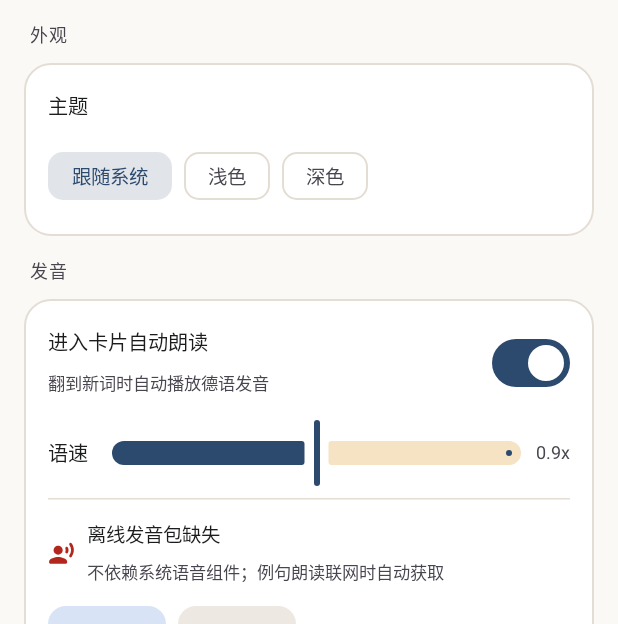
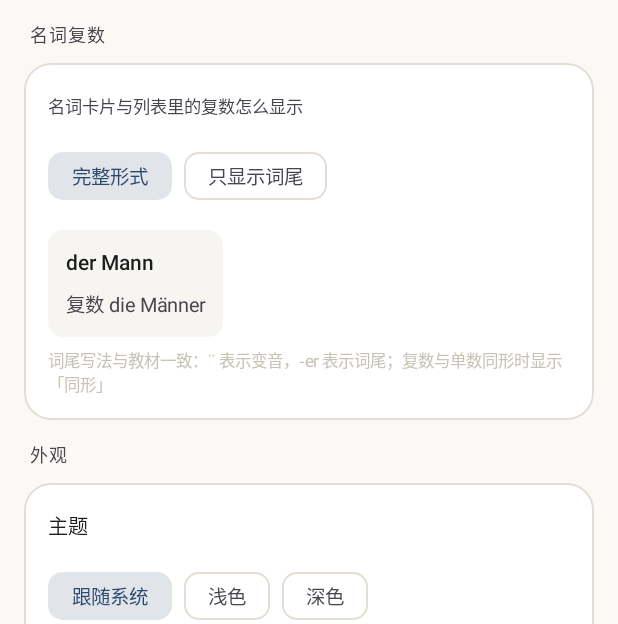
Before and after one commit to ntlaoshi/wortschatz, an Android app built with Jetpack Compose: the composable SettingsScreen shown on its own in the app's theme, scrolled down 576 dp, on a phone screen of 412 x 824 dp, the part 612-1236 px from its top. Run offline under Robolectric (Android 15) with nearby library versions, the light colour scheme and no system bars.

Commit message:
feat: 复数显示支持完整形式 / 教材式词尾切换
- 新增 PluralStyle 枚举，Word.pluralNote(style) 与 grammarNote(style) 按样式输出
- 词尾算法：去冠词后折叠变音求公共词干，余下为词尾；词干含新增变音则前置 ¨；
  复数同形输出「同形」，仅变音输出「¨」，无公共前缀时退回完整形式
- 设置新增「名词复数」分区，两个选项 + 实时预览，写入偏好持久化
- 卡片正反面、查词/收藏列表、书内词表、学习记录、拼写测试、详情页全部跟随设置

版本 1.10 (versionCode 11)

```diff
--- a/app/build.gradle.kts
+++ b/app/build.gradle.kts
@@ -23,8 +23,8 @@ android {
         applicationId = "de.wortschatz.app"
         minSdk = 26
         targetSdk = 35
-        versionCode = 10
-        versionName = "1.9"
+        versionCode = 11
+        versionName = "1.10"
         vectorDrawables { useSupportLibrary = true }
     }
 
--- a/app/src/main/java/de/wortschatz/app/AppViewModel.kt
+++ b/app/src/main/java/de/wortschatz/app/AppViewModel.kt
@@ -9,6 +9,7 @@ import androidx.lifecycle.AndroidViewModel
 import androidx.lifecycle.viewModelScope
 import de.wortschatz.app.data.Calendar0
 import de.wortschatz.app.data.OnlineDict
+import de.wortschatz.app.data.PluralStyle
 import de.wortschatz.app.data.Progress
 import de.wortschatz.app.data.Rating
 import de.wortschatz.app.data.SeedLoader
@@ -61,6 +62,14 @@ class AppViewModel(app: Application) : AndroidViewModel(app) {
     /** 学完一轮后是否进入拼写测试 */
     var spellTestEnabled by mutableStateOf(prefs.getBoolean(KEY_SPELL_TEST, true))
         private set
+
+    /** 复数展示：false = 完整形式（die Männer），true = 教材式词尾（¨-er） */
+    var pluralSuffixOnly by mutableStateOf(prefs.getBoolean(KEY_PLURAL_SUFFIX, false))
+        private set
+
+    /** 供界面直接使用的复数展示方式 */
+    val pluralStyle: PluralStyle
+        get() = if (pluralSuffixOnly) PluralStyle.SUFFIX else PluralStyle.FULL
 
     // ---- 查词
     var query by mutableStateOf("")
@@ -620,6 +629,12 @@ class AppViewModel(app: Application) : AndroidViewModel(app) {
         prefs.edit().putBoolean(KEY_SPELL_TEST, v).apply()
     }
 
+    /** 切换复数展示方式：完整形式 / 教材式词尾 */
+    fun updatePluralSuffixOnly(v: Boolean) {
+        pluralSuffixOnly = v
+        prefs.edit().putBoolean(KEY_PLURAL_SUFFIX, v).apply()
+    }
+
     fun updateAutoSpeak(v: Boolean) {
         autoSpeak = v
         prefs.edit().putBoolean(KEY_AUTO_SPEAK, v).apply()
@@ -711,6 +726,7 @@ class AppViewModel(app: Application) : AndroidViewModel(app) {
         private const val KEY_SPEED = "tts_speed"
         private const val KEY_THEME = "theme_mode"
         private const val KEY_SPELL_TEST = "spell_test"
+        private const val KEY_PLURAL_SUFFIX = "plural_suffix_only"
         private const val KEY_BOOKS = "custom_books"
         private const val KEY_CURRENT_BOOK = "current_book_id"
         val ALL_LEVELS = listOf("A1", "A2", "B1", "B2")
--- a/app/src/main/java/de/wortschatz/app/ui/BookDetailScreen.kt
+++ b/app/src/main/java/de/wortschatz/app/ui/BookDetailScreen.kt
@@ -46,6 +46,7 @@ import androidx.compose.ui.text.style.TextOverflow
 import androidx.compose.ui.unit.dp
 import androidx.compose.ui.unit.sp
 import de.wortschatz.app.AppViewModel
+import de.wortschatz.app.data.PluralStyle
 import de.wortschatz.app.data.Word
 import de.wortschatz.app.ui.theme.ExtraColors
 import kotlinx.coroutines.delay
@@ -190,6 +191,7 @@ fun BookDetailScreen(vm: AppViewModel, onBack: () -> Unit) {
                         val inBook = if (showResults) vm.isInCurrentBook(word.id) else true
                         BookWordRow(
                             word = word,
+                            pluralStyle = vm.pluralStyle,
                             inBook = inBook,
                             showResults = showResults,
                             onAdd = {
@@ -207,6 +209,7 @@ fun BookDetailScreen(vm: AppViewModel, onBack: () -> Unit) {
 @Composable
 private fun BookWordRow(
     word: Word,
+    pluralStyle: PluralStyle,
     inBook: Boolean,
     showResults: Boolean,
     onAdd: () -> Unit,
@@ -242,7 +245,7 @@ private fun BookWordRow(
                     fontSize = 12.sp,
                     color = MaterialTheme.colorScheme.onSurfaceVariant
                 )
-                word.pluralNote?.let { note ->
+                word.pluralNote(pluralStyle)?.let { note ->
                     Spacer(Modifier.height(2.dp))
                     Text(
                         text = note,
--- a/app/src/main/java/de/wortschatz/app/ui/Components.kt
+++ b/app/src/main/java/de/wortschatz/app/ui/Components.kt
@@ -36,6 +36,7 @@ import androidx.compose.ui.text.style.TextOverflow
 import androidx.compose.ui.unit.Dp
 import androidx.compose.ui.unit.dp
 import androidx.compose.ui.unit.sp
+import de.wortschatz.app.data.PluralStyle
 import de.wortschatz.app.data.Word
 import de.wortschatz.app.ui.theme.ExtraColors
 
@@ -133,6 +134,7 @@ fun StarButton(starred: Boolean, onClick: () -> Unit, modifier: Modifier = Modif
 fun WordListItem(
     word: Word,
     starred: Boolean,
+    pluralStyle: PluralStyle,
     onClick: () -> Unit,
     onSpeak: () -> Unit,
     onStar: () -> Unit,
@@ -169,7 +171,7 @@ fun WordListItem(
                 maxLines = 1,
                 overflow = TextOverflow.Ellipsis
             )
-            word.pluralNote?.let { note ->
+            word.pluralNote(pluralStyle)?.let { note ->
                 Spacer(Modifier.height(3.dp))
                 Text(
                     text = note,
--- a/app/src/main/java/de/wortschatz/app/ui/LearningRecordsScreen.kt
+++ b/app/src/main/java/de/wortschatz/app/ui/LearningRecordsScreen.kt
@@ -40,6 +40,7 @@ import androidx.compose.ui.text.font.FontWeight
 import androidx.compose.ui.unit.dp
 import androidx.compose.ui.unit.sp
 import de.wortschatz.app.AppViewModel
+import de.wortschatz.app.data.PluralStyle
 import de.wortschatz.app.data.Word
 import de.wortschatz.app.ui.theme.ExtraColors
 
@@ -134,6 +135,7 @@ fun LearningRecordsScreen(vm: AppViewModel, onBack: () -> Unit) {
                     items(words, key = { it.id }) { word ->
                         RecordRow(
                             word = word,
+                            pluralStyle = vm.pluralStyle,
                             mastered = tab == 1,
                             onMaster = { vm.setMastered(word, true) },
                             onUnmaster = { vm.setMastered(word, false) },
@@ -180,6 +182,7 @@ private fun SegmentChip(
 @Composable
 private fun RecordRow(
     word: Word,
+    pluralStyle: PluralStyle,
     mastered: Boolean,
     onMaster: () -> Unit,
     onUnmaster: () -> Unit,
@@ -215,7 +218,7 @@ private fun RecordRow(
                     fontSize = 12.sp,
                     color = MaterialTheme.colorScheme.onSurfaceVariant
                 )
-                word.pluralNote?.let { note ->
+                word.pluralNote(pluralStyle)?.let { note ->
                     Spacer(Modifier.height(2.dp))
                     Text(
                         text = note,
--- a/app/src/main/java/de/wortschatz/app/ui/SearchScreen.kt
+++ b/app/src/main/java/de/wortschatz/app/ui/SearchScreen.kt
@@ -168,6 +168,7 @@ fun SearchScreen(vm: AppViewModel, modifier: Modifier = Modifier) {
                         WordListItem(
                             word = word,
                             starred = vm.isStarred(word.id),
+                            pluralStyle = vm.pluralStyle,
                             onClick = {
                                 keyboard?.hide()
                                 detail = word
--- a/app/src/main/java/de/wortschatz/app/ui/SettingsScreen.kt
+++ b/app/src/main/java/de/wortschatz/app/ui/SettingsScreen.kt
@@ -58,6 +58,7 @@ import androidx.compose.ui.text.font.FontWeight
 import androidx.compose.ui.unit.dp
 import androidx.compose.ui.unit.sp
 import de.wortschatz.app.AppViewModel
+import de.wortschatz.app.data.Word
 import de.wortschatz.app.data.WordBook
 import de.wortschatz.app.tts.Speaker
 import de.wortschatz.app.ui.theme.ExtraColors
@@ -360,6 +361,74 @@ fun SettingsScreen(
             }
         }
 
+        // ---------------- 复数显示
+        item {
+            SettingCard(title = "名词复数") {
+                Text(
+                    text = "名词卡片与列表里的复数怎么显示",
+                    fontSize = 11.5.sp,
+                    color = MaterialTheme.colorScheme.onSurfaceVariant
+                )
+                Spacer(Modifier.height(10.dp))
+                Row(horizontalArrangement = Arrangement.spacedBy(8.dp)) {
+                    listOf(false to "完整形式", true to "只显示词尾").forEach { (suffixOnly, label) ->
+                        FilterChip(
+                            selected = vm.pluralSuffixOnly == suffixOnly,
+                            onClick = { vm.updatePluralSuffixOnly(suffixOnly) },
+                            label = {
+                                Text(
+                                    text = label,
+                                    fontSize = 13.sp,
+                                    fontWeight = FontWeight.Medium
+                                )
+                            },
+                            colors = FilterChipDefaults.filterChipColors(
+                                selectedContainerColor = MaterialTheme.colorScheme.primary
+                                    .copy(alpha = 0.14f),
+                                selectedLabelColor = MaterialTheme.colorScheme.primary
+                            )
+                        )
+                    }
+                }
+                Spacer(Modifier.height(12.dp))
+                // 预览直接用真实词条的格式化结果，避免与卡片上的写法不一致
+                val sample = remember {
+                    Word(
+                        word = "der Mann", lemma = "Mann", pos = "n", gender = "m",
+                        plural = "die Männer", zh = "男人", en = null, example = null,
+                        exampleZh = null, level = "A1", tags = null
+                    )
+                }
+                Surface(
+                    shape = RoundedCornerShape(10.dp),
+                    color = MaterialTheme.colorScheme.surfaceVariant.copy(alpha = 0.45f)
+                ) {
+                    Column(modifier = Modifier.padding(horizontal = 12.dp, vertical = 9.dp)) {
+                        Text(
+                            text = sample.word,
+                            fontSize = 14.sp,
+                            fontWeight = FontWeight.Medium,
+                            color = MaterialTheme.colorScheme.onSurface
+                        )
+                        Spacer(Modifier.height(2.dp))
+                        Text(
+                            text = sample.pluralNote(vm.pluralStyle) ?: "",
+                            fontFamily = FontFamily.Default,
+                            fontSize = 13.sp,
+                            color = MaterialTheme.colorScheme.onSurfaceVariant
+                        )
+                    }
+                }
+                Spacer(Modifier.height(7.dp))
+                Text(
+                    text = "词尾写法与教材一致：¨ 表示变音，-er 表示词尾；复数与单数同形时显示「同形」",
+                    fontSize = 11.sp,
+                    lineHeight = 16.sp,
+                    color = MaterialTheme.colorScheme.outline
+                )
+            }
+        }
+
         // ---------------- 外观
         item {
             SettingCard(title = "外观") {
@@ -654,7 +723,7 @@ fun SettingsScreen(
                     Spacer(Modifier.width(8.dp))
                     Column {
                         Text(
-                            text = "德语单词 Wortschatz 1.9",
+                            text = "德语单词 Wortschatz 1.10",
                             fontSize = 13.sp,
                             color = MaterialTheme.colorScheme.onSurface
                         )
--- a/app/src/main/java/de/wortschatz/app/ui/SpellTestScreen.kt
+++ b/app/src/main/java/de/wortschatz/app/ui/SpellTestScreen.kt
@@ -215,7 +215,7 @@ private fun SpellQuestion(vm: AppViewModel, word: Word, modifier: Modifier = Mod
                 }
             }
             // 拼错时顺带把复数一起复习，避免只记住单数
-            word.pluralNote?.let { note ->
+            word.pluralNote(vm.pluralStyle)?.let { note ->
                 Spacer(Modifier.height(6.dp))
                 Text(
                     text = note,
--- a/app/src/main/java/de/wortschatz/app/ui/StarredScreen.kt
+++ b/app/src/main/java/de/wortschatz/app/ui/StarredScreen.kt
@@ -73,6 +73,7 @@ fun StarredScreen(vm: AppViewModel, modifier: Modifier = Modifier) {
                     WordListItem(
                         word = word,
                         starred = true,
+                        pluralStyle = vm.pluralStyle,
                         onClick = { vm.speakWord(word) },
                         onSpeak = { vm.speakWord(word) },
                         onStar = { vm.toggleStar(word.id) }
--- a/app/src/main/java/de/wortschatz/app/ui/WordDetailScreen.kt
+++ b/app/src/main/java/de/wortschatz/app/ui/WordDetailScreen.kt
@@ -115,7 +115,7 @@ fun WordDetailScreen(
                         )
                     }
 
-                    word.grammarNote?.let { note ->
+                    word.grammarNote(vm.pluralStyle)?.let { note ->
                         Spacer(Modifier.height(8.dp))
                         Text(
                             text = note,
```
Also changed, not shown: app/src/main/java/de/wortschatz/app/data/Word.kt (+54 -6 lines), app/src/main/java/de/wortschatz/app/ui/StudyScreen.kt (+9 -4 lines), 1 other file.
